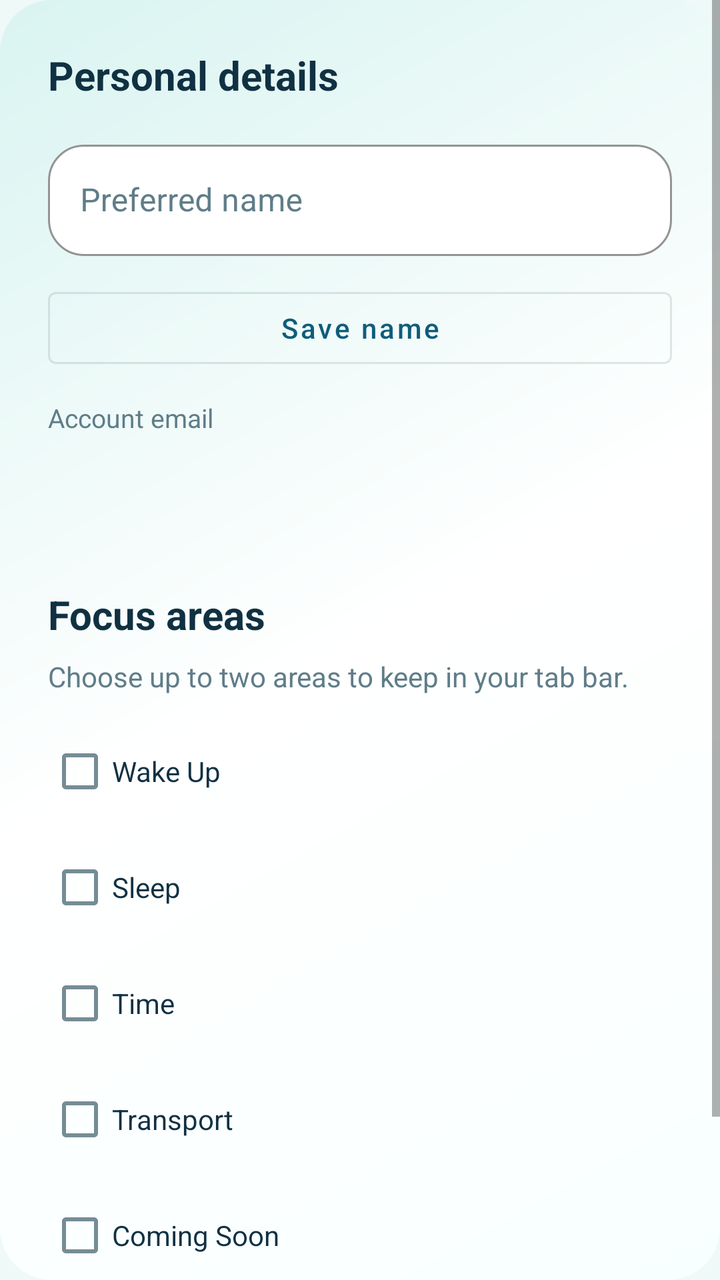
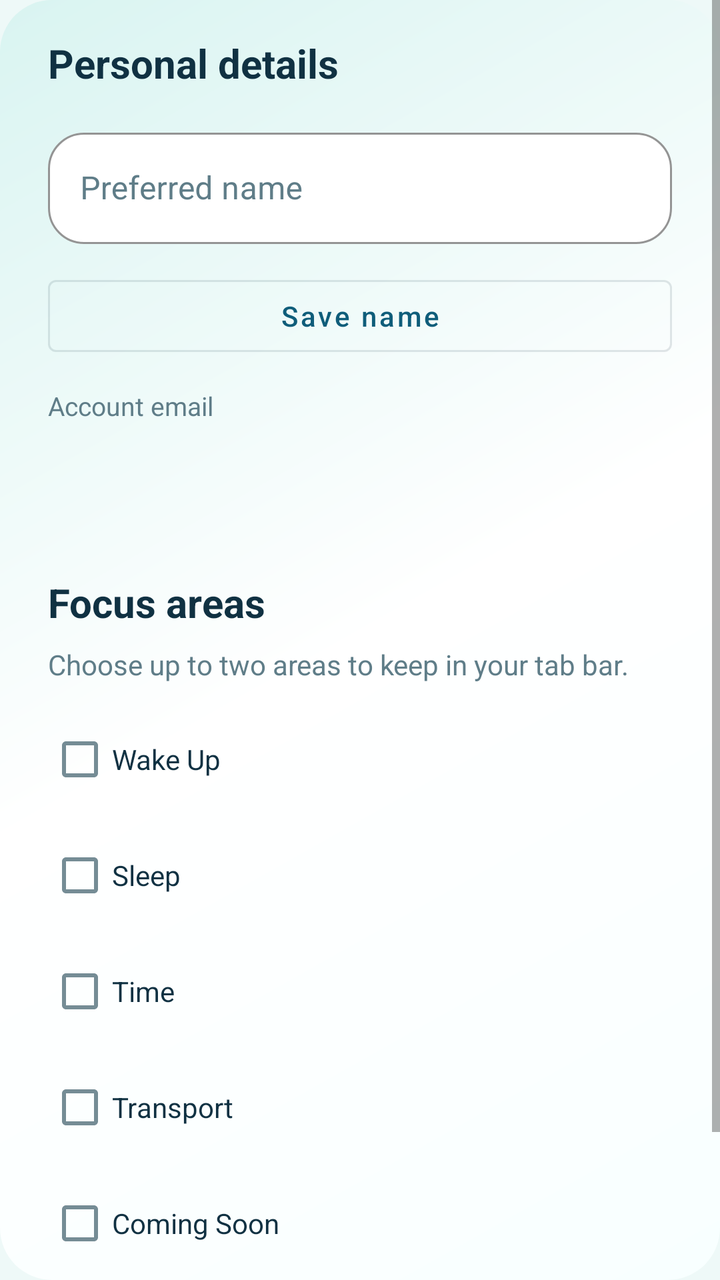

Compare the two renders of this Android layout. The source of the first and the diff that turns it into the second are given below.
<!-- AndroidManifest.xml: application theme Theme.Fixd -->
<!-- res/layout/fragment_profile.xml -->
<?xml version="1.0" encoding="utf-8"?>
<ScrollView xmlns:android="http://schemas.android.com/apk/res/android"
    xmlns:app="http://schemas.android.com/apk/res-auto"
    android:layout_width="match_parent"
    android:layout_height="match_parent"
    android:background="@drawable/bg_tab_card"
    android:fillViewport="true">

    <LinearLayout
        android:layout_width="match_parent"
        android:layout_height="wrap_content"
        android:orientation="vertical"
        android:padding="24dp">

        <TextView
            android:layout_width="wrap_content"
            android:layout_height="wrap_content"
            android:text="@string/profile_personal_title"
            android:textColor="@color/brand_text"
            android:textSize="20sp"
            android:textStyle="bold" />

        <com.google.android.material.textfield.TextInputLayout
            android:layout_width="match_parent"
            android:layout_height="wrap_content"
            android:layout_marginTop="16dp"
            android:hint="@string/name_label">

            <com.google.android.material.textfield.TextInputEditText
                android:id="@+id/nameEditText"
                android:layout_width="match_parent"
                android:layout_height="wrap_content"
                android:inputType="textPersonName"
                android:textColor="@color/brand_text"
                android:textColorHint="@color/brand_text_muted" />
        </com.google.android.material.textfield.TextInputLayout>

        <com.google.android.material.button.MaterialButton
            android:id="@+id/saveNameButton"
            style="@style/Widget.MaterialComponents.Button.OutlinedButton"
            android:layout_width="match_parent"
            android:layout_height="wrap_content"
            android:layout_marginTop="12dp"
            android:text="@string/profile_save_name" />

        <TextView
            android:layout_width="wrap_content"
            android:layout_height="wrap_content"
            android:layout_marginTop="12dp"
            android:text="@string/profile_email_label"
            android:textColor="@color/brand_text_muted"
            android:textSize="13sp" />

        <TextView
            android:id="@+id/emailSummary"
            android:layout_width="wrap_content"
            android:layout_height="wrap_content"
            android:layout_marginTop="4dp"
            android:textColor="@color/brand_text"
            android:textSize="15sp"
            android:textStyle="bold" />

        <TextView
            android:id="@+id/verificationStatus"
            android:layout_width="wrap_content"
            android:layout_height="wrap_content"
            android:layout_marginTop="6dp"
            android:textColor="@color/brand_text_muted"
            android:textSize="13sp" />

        <com.google.android.material.button.MaterialButton
            android:id="@+id/sendVerificationButton"
            style="@style/Widget.MaterialComponents.Button.OutlinedButton"
            android:layout_width="match_parent"
            android:layout_height="wrap_content"
            android:layout_marginTop="14dp"
            android:text="@string/profile_send_verification"
            android:visibility="gone" />

        <TextView
            android:layout_width="wrap_content"
            android:layout_height="wrap_content"
            android:layout_marginTop="28dp"
            android:text="@string/profile_focus_title"
            android:textColor="@color/brand_text"
            android:textSize="20sp"
            android:textStyle="bold" />

        <TextView
            android:layout_width="match_parent"
            android:layout_height="wrap_content"
            android:layout_marginTop="8dp"
            android:text="@string/profile_focus_body"
            android:textColor="@color/brand_text_muted"
            android:textSize="14sp" />

        <CheckBox
            android:id="@+id/wakeUpCheckbox"
            android:layout_width="match_parent"
            android:layout_height="wrap_content"
            android:layout_marginTop="14dp"
            android:textColor="@color/brand_text"
            android:text="@string/problem_wake_up" />

        <CheckBox
            android:id="@+id/sleepScheduleCheckbox"
            android:layout_width="match_parent"
            android:layout_height="wrap_content"
            android:layout_marginTop="10dp"
            android:textColor="@color/brand_text"
            android:text="@string/problem_sleep_schedule" />

        <CheckBox
            android:id="@+id/timeManagementCheckbox"
            android:layout_width="match_parent"
            android:layout_height="wrap_content"
            android:layout_marginTop="10dp"
            android:textColor="@color/brand_text"
            android:text="@string/problem_time_management" />

        <CheckBox
            android:id="@+id/transportCheckbox"
            android:layout_width="match_parent"
            android:layout_height="wrap_content"
            android:layout_marginTop="10dp"
            android:textColor="@color/brand_text"
            android:text="@string/problem_transport" />

        <CheckBox
            android:id="@+id/placeholderCheckbox"
            android:layout_width="match_parent"
            android:layout_height="wrap_content"
            android:layout_marginTop="10dp"
            android:textColor="@color/brand_text"
            android:text="@string/problem_placeholder" />

        <com.google.android.material.button.MaterialButton
            android:id="@+id/saveProfileButton"
            android:layout_width="match_parent"
            android:layout_height="wrap_content"
            android:layout_marginTop="20dp"
            android:text="@string/profile_save_focus" />

        <LinearLayout
            android:id="@+id/credentialsSection"
            android:layout_width="match_parent"
            android:layout_height="wrap_content"
            android:layout_marginTop="28dp"
            android:orientation="vertical"
            android:visibility="gone">

            <TextView
                android:layout_width="wrap_content"
                android:layout_height="wrap_content"
                android:text="@string/profile_credentials_title"
                android:textColor="@color/brand_text"
                android:textSize="20sp"
                android:textStyle="bold" />

            <TextView
                android:layout_width="match_parent"
                android:layout_height="wrap_content"
                android:layout_marginTop="8dp"
                android:text="@string/profile_credentials_body"
                android:textColor="@color/brand_text_muted"
                android:textSize="14sp" />

            <com.google.android.material.textfield.TextInputLayout
                android:layout_width="match_parent"
                android:layout_height="wrap_content"
                android:layout_marginTop="16dp"
                android:hint="@string/profile_current_password">

                <com.google.android.material.textfield.TextInputEditText
                    android:id="@+id/currentPasswordEditText"
                    android:layout_width="match_parent"
                    android:layout_height="wrap_content"
                    android:inputType="textPassword"
                    android:textColor="@color/brand_text"
                    android:textColorHint="@color/brand_text_muted" />
            </com.google.android.material.textfield.TextInputLayout>

            <com.google.android.material.textfield.TextInputLayout
                android:layout_width="match_parent"
                android:layout_height="wrap_content"
                android:layout_marginTop="12dp"
                android:hint="@string/profile_new_email">

                <com.google.android.material.textfield.TextInputEditText
                    android:id="@+id/newEmailEditText"
                    android:layout_width="match_parent"
                    android:layout_height="wrap_content"
                    android:inputType="textEmailAddress"
                    android:textColor="@color/brand_text"
                    android:textColorHint="@color/brand_text_muted" />
            </com.google.android.material.textfield.TextInputLayout>

            <com.google.android.material.textfield.TextInputLayout
                android:layout_width="match_parent"
                android:layout_height="wrap_content"
                android:layout_marginTop="12dp"
                android:hint="@string/profile_new_password">

                <com.google.android.material.textfield.TextInputEditText
                    android:id="@+id/newPasswordEditText"
                    android:layout_width="match_parent"
                    android:layout_height="wrap_content"
                    android:inputType="textPassword"
                    android:textColor="@color/brand_text"
                    android:textColorHint="@color/brand_text_muted" />
            </com.google.android.material.textfield.TextInputLayout>

            <com.google.android.material.button.MaterialButton
                android:id="@+id/saveCredentialsButton"
                android:layout_width="match_parent"
                android:layout_height="wrap_content"
                android:layout_marginTop="18dp"
                android:text="@string/profile_save_credentials" />
        </LinearLayout>
    </LinearLayout>
</ScrollView>
<!-- resources referenced by this layout -->
<resources>
  <color name="brand_text">#103142</color>
  <color name="brand_text_muted">#5F7D88</color>
  <!-- drawable bg_tab_card (drawable) -->
  <?xml version="1.0" encoding="utf-8"?>
  <shape xmlns:android="http://schemas.android.com/apk/res/android">
      <gradient
          android:angle="135"
          android:centerColor="@color/white"
          android:endColor="@color/brand_surface_tint"
          android:startColor="#F8FFFF" />
      <corners android:radius="26dp" />
  </shape>
  <string name="name_label">Preferred name</string>
  <string name="problem_placeholder">Coming Soon</string>
  <string name="problem_sleep_schedule">Sleep</string>
  <string name="problem_time_management">Time</string>
  <string name="problem_transport">Transport</string>
  <string name="problem_wake_up">Wake Up</string>
  <string name="profile_credentials_body">Password-based accounts can request an email change or set a new password here.</string>
  <string name="profile_credentials_title">Credentials</string>
  <string name="profile_current_password">Current password</string>
  <string name="profile_email_label">Account email</string>
  <string name="profile_focus_body">Choose up to two areas to keep in your tab bar.</string>
  <string name="profile_focus_title">Focus areas</string>
  <string name="profile_new_email">New email</string>
  <string name="profile_new_password">New password</string>
  <string name="profile_personal_title">Personal details</string>
  <string name="profile_save_credentials">Update credentials</string>
  <string name="profile_save_focus">Save focus areas</string>
  <string name="profile_save_name">Save name</string>
  <string name="profile_send_verification">Send verification email</string>
  <style name="Theme.Fixd" parent="Theme.MaterialComponents.DayNight.NoActionBar">
          <item name="colorPrimary">@color/brand_primary</item>
          <item name="colorPrimaryVariant">@color/brand_primary_dark</item>
          <item name="colorOnPrimary">@color/white</item>
          <item name="colorSecondary">@color/brand_secondary</item>
          <item name="colorSecondaryVariant">@color/brand_secondary</item>
          <item name="colorOnSecondary">@color/white</item>
          <item name="colorSurface">@color/brand_surface</item>
          <item name="colorOnSurface">@color/brand_text</item>
          <item name="android:windowBackground">@color/brand_surface</item>
          <item name="android:statusBarColor">?attr/colorPrimaryVariant</item>
          <item name="android:navigationBarColor">@color/white</item>
          <item name="materialButtonStyle">@style/Widget.Fixd.Button</item>
          <item name="editTextStyle">@style/Widget.Fixd.TextInputEditText</item>
          <item name="textInputStyle">@style/Widget.Fixd.TextInputLayout</item>
      </style>
  <color name="white">#FFFFFFFF</color>
  <color name="brand_surface_tint">#D9F4F1</color>
  <color name="brand_primary">#0F5D7A</color>
  <color name="brand_primary_dark">#083C54</color>
  <color name="brand_secondary">#23B5AF</color>
  <color name="brand_surface">#EEF9F8</color>
  <style name="Widget.Fixd.Button" parent="Widget.MaterialComponents.Button">
          <item name="cornerRadius">16dp</item>
          <item name="android:textAllCaps">false</item>
      </style>
  <style name="Widget.Fixd.TextInputEditText" parent="Widget.MaterialComponents.TextInputEditText.OutlinedBox">
          <item name="android:textColor">@color/brand_text</item>
          <item name="android:textColorHint">@color/brand_text_muted</item>
          <item name="android:textCursorDrawable">@null</item>
      </style>
  <color name="brand_accent">#67E0C7</color>
  <!-- unchanged entries left out for length: 1 -->
</resources>

<!-- the commit's change to res/layout/fragment_profile.xml (unified diff, before → after) -->
@@ -10,7 +10,10 @@
         android:layout_width="match_parent"
         android:layout_height="wrap_content"
         android:orientation="vertical"
-        android:padding="24dp">
+        android:paddingStart="24dp"
+        android:paddingTop="18dp"
+        android:paddingEnd="24dp"
+        android:paddingBottom="20dp">
 
         <TextView
             android:layout_width="wrap_content"
<!-- resource entries referenced after the edit -->
@@ -43,6 +43,8 @@
           <item name="android:windowBackground">@color/brand_surface</item>
           <item name="android:statusBarColor">?attr/colorPrimaryVariant</item>
           <item name="android:navigationBarColor">@color/white</item>
+          <item name="colorControlHighlight">@color/transparent</item>
+          <item name="android:colorControlHighlight">@color/transparent</item>
           <item name="materialButtonStyle">@style/Widget.Fixd.Button</item>
           <item name="editTextStyle">@style/Widget.Fixd.TextInputEditText</item>
           <item name="textInputStyle">@style/Widget.Fixd.TextInputLayout</item>
@@ -53,9 +55,11 @@
   <color name="brand_primary_dark">#083C54</color>
   <color name="brand_secondary">#23B5AF</color>
   <color name="brand_surface">#EEF9F8</color>
+  <color name="transparent">#00000000</color>
   <style name="Widget.Fixd.Button" parent="Widget.MaterialComponents.Button">
           <item name="cornerRadius">16dp</item>
           <item name="android:textAllCaps">false</item>
+          <item name="rippleColor">@color/transparent</item>
       </style>
   <style name="Widget.Fixd.TextInputEditText" parent="Widget.MaterialComponents.TextInputEditText.OutlinedBox">
           <item name="android:textColor">@color/brand_text</item>
